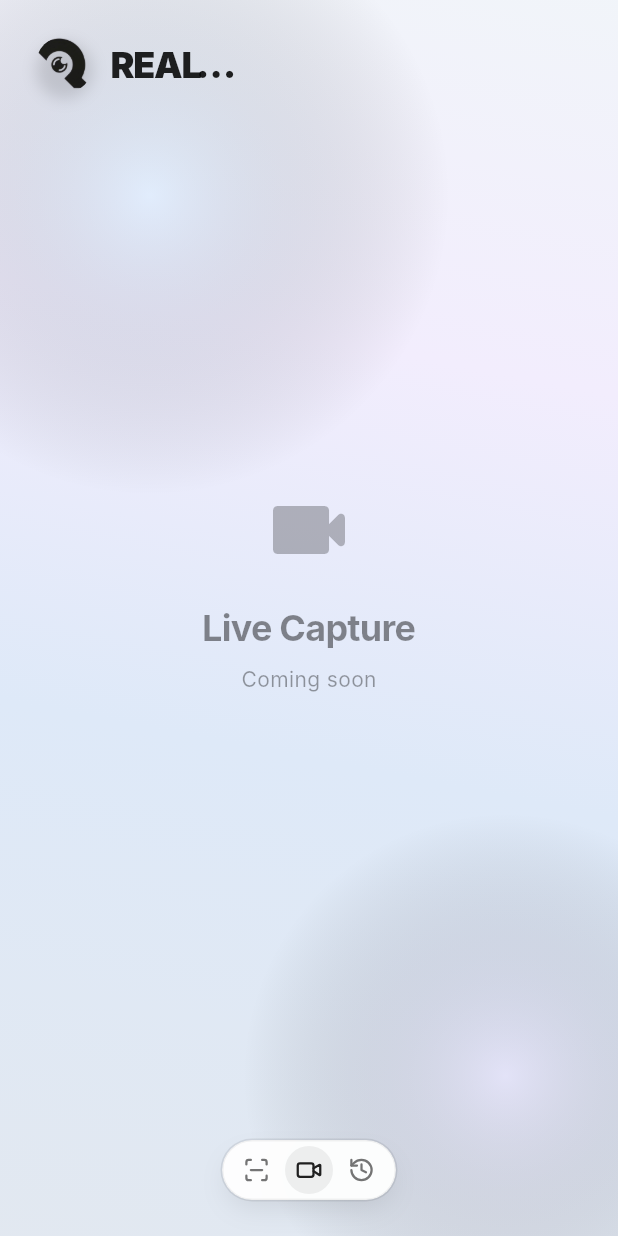
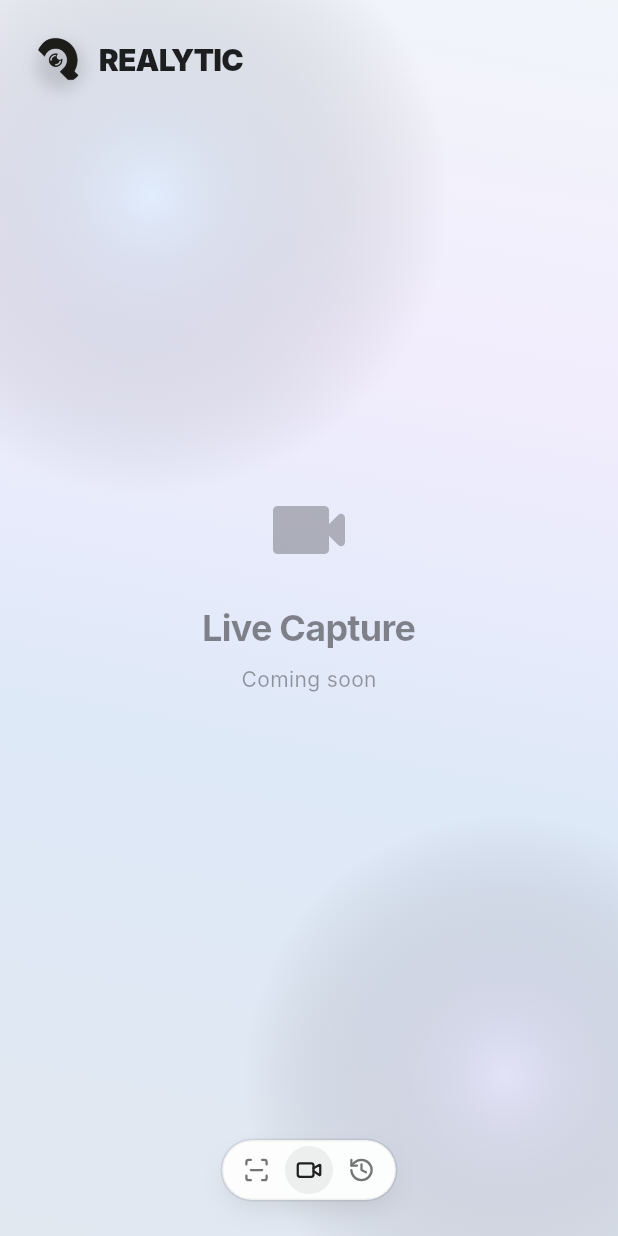
Before and after one commit to TisuPaper/kitahack, a Flutter app: the screen it shows after launch, after a tap on an icon or button, on a phone screen of 412 x 824 dp. Run offline on Flutter 3.47's test engine with Material 3 defaults, Android fonts, the phone set to English and light mode, and no system bars; our stand-ins replace file_picker, lucide_icons; missing offline and left inert: flutter_dropzone; Roboto replaces fonts that are missing (Inter).

Commit message:
resize the logo and name

```diff
--- a/frontend/lib/screens/main_layout.dart
+++ b/frontend/lib/screens/main_layout.dart
@@ -78,8 +78,8 @@ class _MainLayoutState extends State<MainLayout> {
                 children: [
                   // Logo image from assets
                   Container(
-                    width: 38,
-                    height: 38,
+                    width: 32, // Reduced from 38
+                    height: 32, // Reduced from 38
                     decoration: const BoxDecoration(
                       color: Colors.transparent,
                       shape: BoxShape.circle,
@@ -92,15 +92,15 @@ class _MainLayoutState extends State<MainLayout> {
                       ),
                     ),
                   ),
-                  const SizedBox(width: 12),
+                  const SizedBox(width: 10), // Reduced spacing slightly
                   // Wrap text in Expanded so it truncates instead of overflowing/overlapping
                   const Expanded(
                     child: Text(
                       'REALYTIC',
                       style: TextStyle(
-                        fontSize: 24,
+                        fontSize: 20, // Reduced from 24
                         fontWeight: FontWeight.w900, // Maximum boldness
-                        letterSpacing: -0.8,
+                        letterSpacing: -0.5, // Adjusted letter spacing for smaller size
                         color: Colors.black87,
                       ),
                       overflow: TextOverflow.ellipsis,
```
